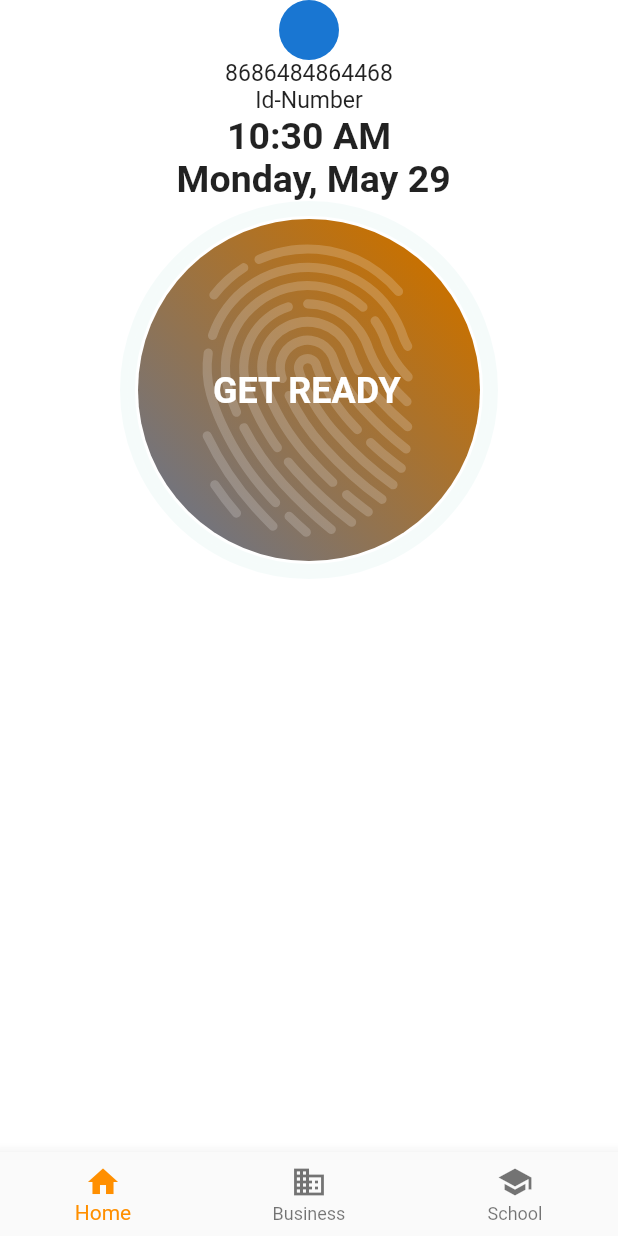
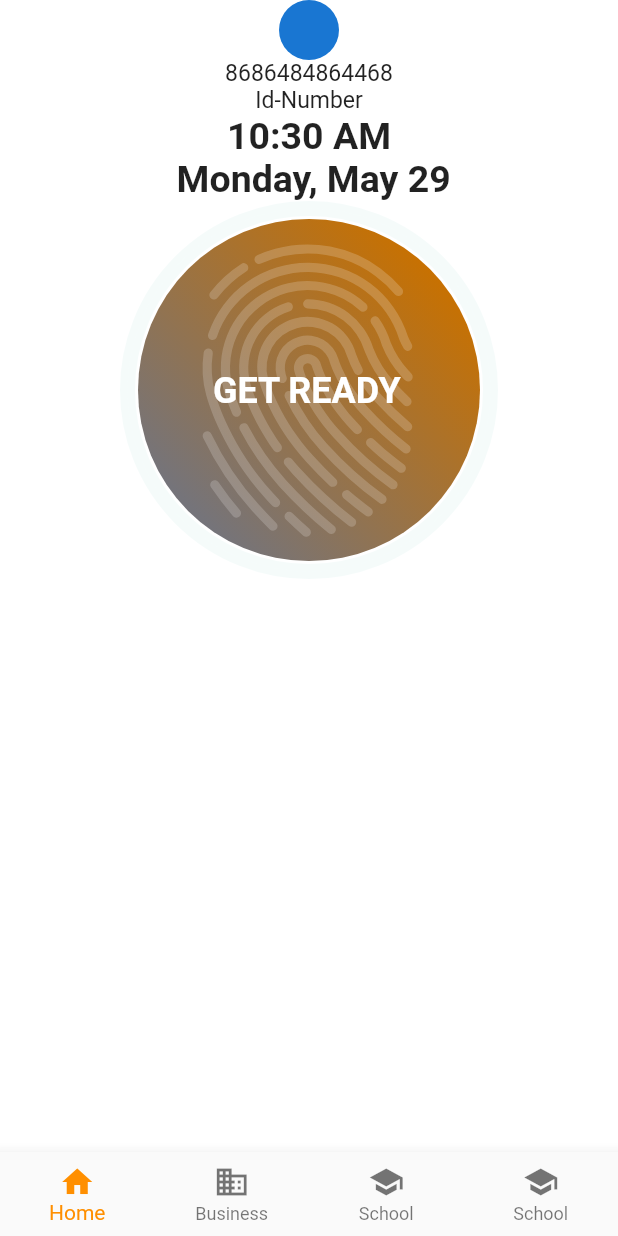
Before and after one commit to d0nr33g/Riyadh-school-flutter, a Flutter app: the AppBottomNavigationBar screen opened directly, on a phone screen of 412 x 824 dp. Run offline on Flutter 3.47's test engine with Material 2 defaults, Android fonts, the phone set to English and light mode, and no system bars; our stand-ins replace bloc, flutter_screenutil, flutter_svg, local_auth, permission_handler; missing offline and left inert: qr_code_scanner; Roboto replaces fonts that are missing (SF-Pro-Text).

```diff
--- a/lib/bottom_nav_bar/bottom_nav_bar.dart
+++ b/lib/bottom_nav_bar/bottom_nav_bar.dart
@@ -14,6 +14,9 @@ class _AppBottomNavigationBarState extends State<AppBottomNavigationBar> {
     HomeScreen(),
     Text(
       'Index 1: Business',
+    ),
+    Text(
+      'Index 2: School',
     ),
     Text(
       'Index 2: School',
@@ -35,6 +38,7 @@ class _AppBottomNavigationBarState extends State<AppBottomNavigationBar> {
         ),
       ),
       bottomNavigationBar: BottomNavigationBar(
+        type: BottomNavigationBarType.fixed,
         items: const <BottomNavigationBarItem>[
           BottomNavigationBarItem(
             icon: Icon(Icons.home),
@@ -48,6 +52,10 @@ class _AppBottomNavigationBarState extends State<AppBottomNavigationBar> {
             icon: Icon(Icons.school),
             label: 'School',
           ),
+          BottomNavigationBarItem(
+            icon: Icon(Icons.school),
+            label: 'School',
+          ),
         ],
         currentIndex: _selectedIndex,
         selectedItemColor: Colors.amber[800],
--- a/lib/home/home_screen.dart
+++ b/lib/home/home_screen.dart
@@ -24,7 +24,6 @@ class _HomeScreenState extends State<HomeScreen> {
           bool didAuthenticate = await localAuth.authenticate(
             localizedReason: 'Scan your fingerprint to authenticate',
           );
-
           if (didAuthenticate) {
             print('Fingerprint authentication succeeded');
           } else {
```
Also changed, not shown: assets/svg/account.svg (renamed from assets/svg/Path 180.svg), assets/svg/calendar.svg (renamed from assets/svg/calendar (1).svg), assets/svg/checkin.svg (renamed from assets/svg/Group 56.svg), assets/svg/home.svg (renamed from assets/svg/browser.svg), assets/svg/svgexport-18 (49).svg (deleted), assets/svg/time_correct.svg (renamed from assets/svg/Group 7.svg), assets/svg/time_in.svg (renamed from assets/svg/Group 5.svg), assets/svg/time_out.svg (renamed from assets/svg/Group 6.svg).
